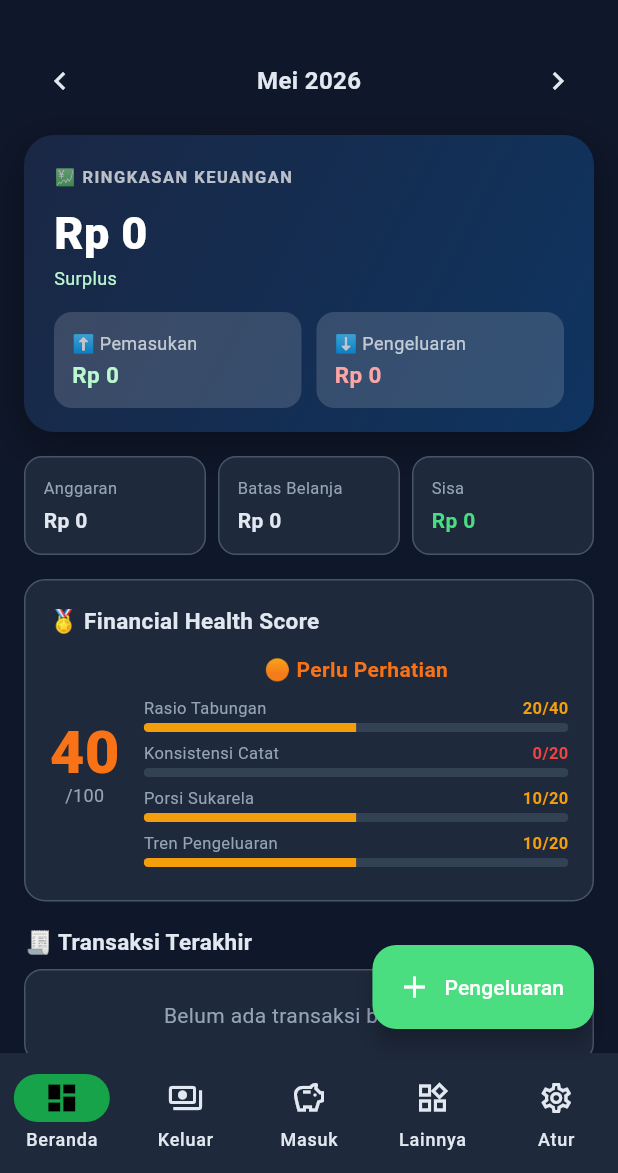
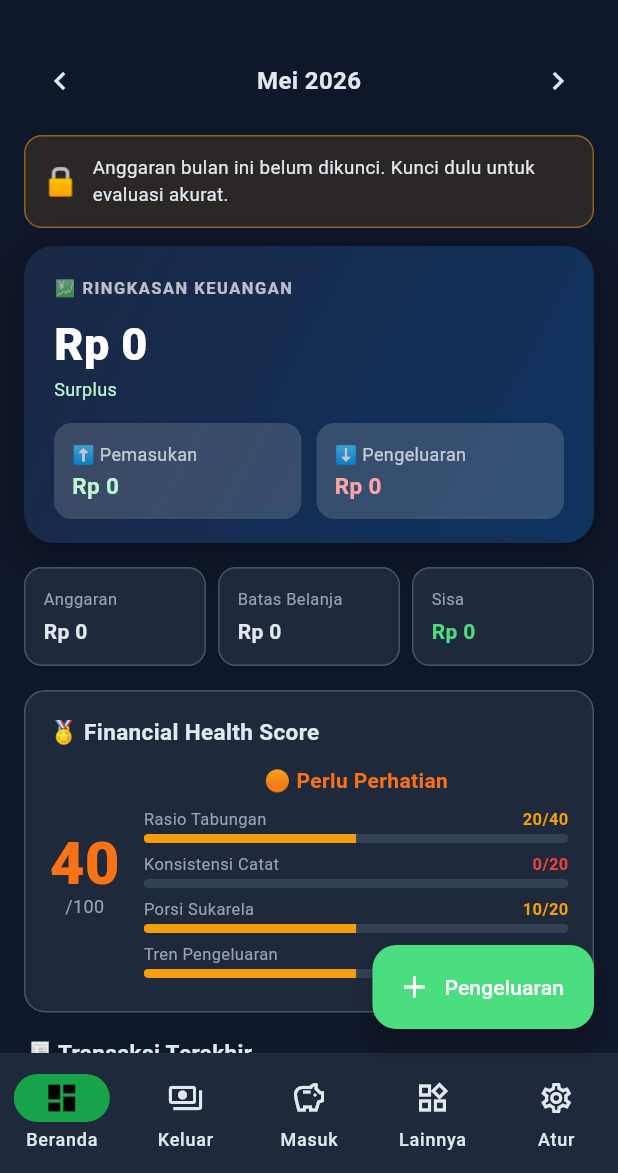
Before and after one commit to Hendrawan08/aplikasi_keuangan, a Flutter app: the HomeShell screen opened directly, after a tap on the "chevron left" icon, on a phone screen of 412 x 824 dp, the part 63-1236 px from its top. Run offline on Flutter 3.47's test engine with Material 3 defaults, Android fonts, the phone set to English and light mode, and no system bars; our stand-ins replace csv, drift, file_picker, fl_chart, flutter_riverpod, pdf and 3 more; accounts and stored records are empty; generated files the repository leaves out were written again.

Commit message:
feat(fase2): Notifikasi in-app + Onboarding (Fase 2 lengkap)
- domain/notifikasi: generateNotifikasi() port dari kode Python + 5 test
  (anggaran belum dikunci, target kosong, lewat batas, dalam batas,
  jam rawan, sukarela berlebihan)
- Notifikasi tampil sebagai kartu berwarna di dashboard (via DashboardData)
- OnboardingPage: wizard 3 slide untuk pengguna baru (PageView)
- AppGate: tampilkan onboarding bila belum selesai (shared_preferences),
  selebihnya HomeShell
- README diperbarui: Fase 2 selesai

Verifikasi: flutter analyze bersih, 52 test lulus.

```diff
--- /dev/null
+++ b/danapintar/lib/domain/notifikasi.dart
@@ -0,0 +1,94 @@
+/// Notifikasi in-app cerdas — port dari `generate_notifikasi()` kode Python.
+/// Murni Dart, dapat diuji.
+library;
+
+enum NotifLevel { info, sukses, peringatan, bahaya }
+
+class Notif {
+  final String ikon;
+  final String pesan;
+  final NotifLevel level;
+  const Notif(this.ikon, this.pesan, this.level);
+
+  @override
+  bool operator ==(Object other) =>
+      other is Notif &&
+      other.ikon == ikon &&
+      other.pesan == pesan &&
+      other.level == level;
+
+  @override
+  int get hashCode => Object.hash(ikon, pesan, level);
+}
+
+/// Hasilkan daftar notifikasi berdasarkan kondisi keuangan bulan berjalan.
+List<Notif> generateNotifikasi({
+  required bool anggaranTerkunci,
+  required bool targetAda,
+  required int totalPengeluaran,
+  required int batasBelanja,
+  required int belanjaJamRawan,
+  required bool sukarelaBerlebihan,
+}) {
+  final out = <Notif>[];
+
+  if (!anggaranTerkunci) {
+    out.add(
+      const Notif(
+        '🔒',
+        'Anggaran bulan ini belum dikunci. Kunci dulu untuk evaluasi akurat.',
+        NotifLevel.peringatan,
+      ),
+    );
+  } else if (!targetAda) {
+    out.add(
+      const Notif(
+        '🎯',
+        'Anggaran sudah dikunci, tapi target tabungan belum diatur.',
+        NotifLevel.info,
+      ),
+    );
+  }
+
+  if (batasBelanja > 0 && totalPengeluaran > batasBelanja) {
+    out.add(
+      Notif(
+        '🚨',
+        'Pengeluaran melebihi batas belanja sebesar '
+            'Rp ${(totalPengeluaran - batasBelanja)}.',
+        NotifLevel.bahaya,
+      ),
+    );
+  } else if (anggaranTerkunci && targetAda && batasBelanja > 0) {
+    out.add(
+      const Notif(
+        '✅',
+        'Pengeluaran masih dalam batas. Pertahankan!',
+        NotifLevel.sukses,
+      ),
+    );
+  }
+
+  if (belanjaJamRawan > 0) {
+    out.add(
+      const Notif(
+        '🌙',
+        'Terdeteksi belanja di jam rawan (malam/dini hari). Waspadai '
+            'impulsive buying.',
+        NotifLevel.peringatan,
+      ),
+    );
+  }
+
+  if (sukarelaBerlebihan) {
+    out.add(
+      const Notif(
+        '💸',
+        'Porsi pengeluaran sukarela melebihi 50% anggaran.',
+        NotifLevel.peringatan,
+      ),
+    );
+  }
+
+  return out;
+}
--- a/danapintar/lib/main.dart
+++ b/danapintar/lib/main.dart
@@ -3,7 +3,7 @@ import 'package:flutter_riverpod/flutter_riverpod.dart';
 import 'package:intl/date_symbol_data_local.dart';
 
 import 'core/theme/app_theme.dart';
-import 'presentation/features/home/home_shell.dart';
+import 'presentation/features/home/app_gate.dart';
 
 Future<void> main() async {
   WidgetsFlutterBinding.ensureInitialized();
@@ -20,7 +20,7 @@ class DanaPintarApp extends StatelessWidget {
       title: 'DanaPintar AI',
       debugShowCheckedModeBanner: false,
       theme: AppTheme.dark(),
-      home: const HomeShell(),
+      home: const AppGate(),
     );
   }
 }
--- a/danapintar/lib/presentation/features/dashboard/dashboard_page.dart
+++ b/danapintar/lib/presentation/features/dashboard/dashboard_page.dart
@@ -4,6 +4,7 @@ import 'package:flutter_riverpod/flutter_riverpod.dart';
 import '../../../core/constants/app_constants.dart';
 import '../../../core/theme/app_colors.dart';
 import '../../../core/utils/formatters.dart';
+import '../../../domain/notifikasi.dart';
 import '../../providers/dashboard_provider.dart';
 import '../../providers/providers.dart';
 import '../../widgets/health_card.dart';
@@ -37,6 +38,8 @@ class DashboardPage extends ConsumerWidget {
         children: [
           _PeriodeSelector(month: sel.month, year: sel.year),
           const SizedBox(height: 12),
+          ...data.notifikasi.map((n) => _NotifCard(n)),
+          if (data.notifikasi.isNotEmpty) const SizedBox(height: 4),
           _BalanceCard(data: data),
           const SizedBox(height: 16),
           _MetricsRow(data: data),
@@ -317,6 +320,43 @@ class _SectionTitle extends StatelessWidget {
   );
 }
 
+class _NotifCard extends StatelessWidget {
+  const _NotifCard(this.notif);
+  final Notif notif;
+
+  Color get _color => switch (notif.level) {
+    NotifLevel.sukses => AppColors.accent,
+    NotifLevel.info => AppColors.income,
+    NotifLevel.peringatan => const Color(0xFFF59E0B),
+    NotifLevel.bahaya => AppColors.expense,
+  };
+
+  @override
+  Widget build(BuildContext context) {
+    return Container(
+      margin: const EdgeInsets.only(bottom: 8),
+      padding: const EdgeInsets.all(12),
+      decoration: BoxDecoration(
+        color: _color.withValues(alpha: 0.12),
+        borderRadius: BorderRadius.circular(12),
+        border: Border.all(color: _color.withValues(alpha: 0.5)),
+      ),
+      child: Row(
+        children: [
+          Text(notif.ikon, style: const TextStyle(fontSize: 18)),
+          const SizedBox(width: 10),
+          Expanded(
+            child: Text(
+              notif.pesan,
+              style: const TextStyle(fontSize: 12.5, color: AppColors.text),
+            ),
+          ),
+        ],
+      ),
+    );
+  }
+}
+
 class _EmptyHint extends StatelessWidget {
   const _EmptyHint(this.text);
   final String text;
--- a/danapintar/lib/presentation/providers/dashboard_provider.dart
+++ b/danapintar/lib/presentation/providers/dashboard_provider.dart
@@ -6,8 +6,10 @@ import '../../data/mappers.dart';
 import '../../domain/badges.dart';
 import '../../domain/budget_rules.dart';
 import '../../domain/health_score.dart';
+import '../../domain/impulse_detector.dart';
 import '../../domain/models.dart';
 import '../../domain/monthly_analytics.dart';
+import '../../domain/notifikasi.dart';
 import 'providers.dart';
 
 /// Ringkasan keuangan periode terpilih, hasil komputasi domain.
@@ -24,6 +26,7 @@ class DashboardData {
   final HealthResult health;
   final HealthLabel label;
   final List<Badge> badges;
+  final List<Notif> notifikasi;
   final Map<String, int> pengeluaranPerKategori;
   final List<TransaksiData> transaksiBulan;
   final List<PemasukanData> pemasukanBulan;
@@ -41,6 +44,7 @@ class DashboardData {
     required this.health,
     required this.label,
     required this.badges,
+    required this.notifikasi,
     required this.pengeluaranPerKategori,
     required this.transaksiBulan,
     required this.pemasukanBulan,
@@ -116,6 +120,14 @@ final dashboardProvider = Provider<DashboardData>((ref) {
       budgetByMonth: budgets,
       targetByMonth: targets,
     ),
+    notifikasi: generateNotifikasi(
+      anggaranTerkunci: anggaran > 0,
+      targetAda: target > 0,
+      totalPengeluaran: totalPglr,
+      batasBelanja: batas,
+      belanjaJamRawan: totalBelanjaJamRawan(txViews),
+      sukarelaBerlebihan: sukarelaBerlebihan(sukarela, anggaran),
+    ),
     pengeluaranPerKategori: perKategori,
     transaksiBulan: txBulan,
     pemasukanBulan: pmBulan,
--- a/danapintar/pubspec.yaml
+++ b/danapintar/pubspec.yaml
@@ -47,6 +47,7 @@ dependencies:
   csv: ^8.0.0
   pdf: ^3.12.0
   printing: ^5.14.3
+  shared_preferences: ^2.5.5
 
 dev_dependencies:
   flutter_test:
```
Also changed, not shown: danapintar/lib/presentation/features/home/app_gate.dart (added, +23 -0 lines), danapintar/lib/presentation/features/onboarding/onboarding_page.dart (added, +143 -0 lines), danapintar/lib/presentation/providers/providers.dart (+15 -0 lines), danapintar/pubspec.lock, 2 other files.
